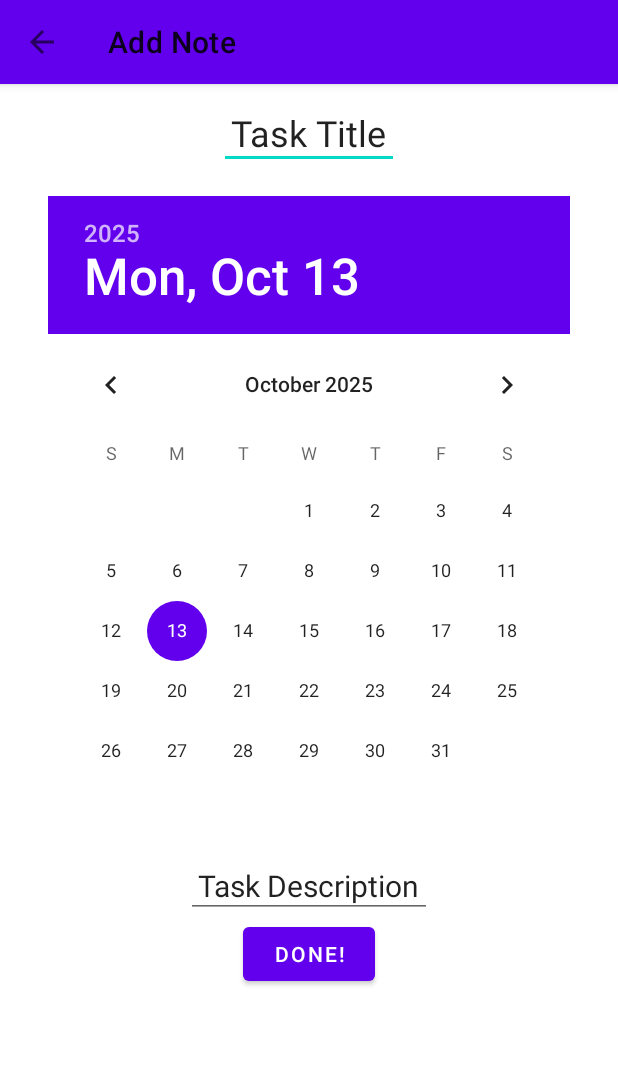
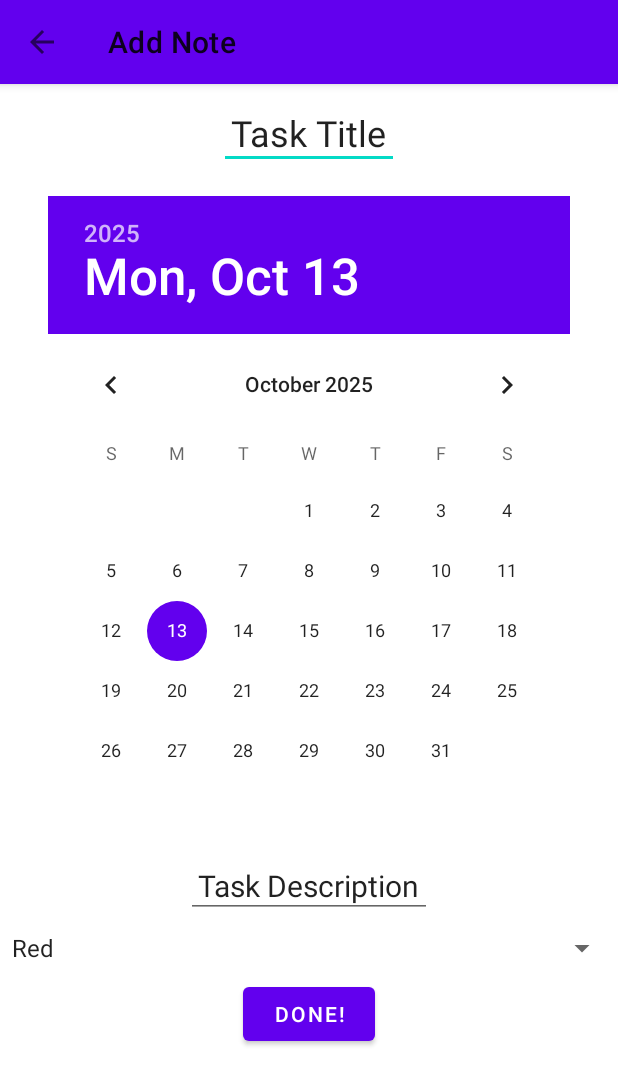
Before and after one commit to Kianmhz/Mobile_Lab, an Android app: the AddNoteActivity screen opened directly, with no data from a screen before it, on a phone screen of 412 x 824 dp. Shown: the top 1085 px of the screen. Run offline under Robolectric (Android 15) with nearby library versions, the phone set to English and light mode, and no system bars.

Commit message:
Added scroll view incase description gets longer, also added spinner for colour and all the other stuff related to that

```diff
--- a/app/src/main/res/layout/activity_add_note.xml
+++ b/app/src/main/res/layout/activity_add_note.xml
@@ -1,6 +1,11 @@
 <?xml version="1.0" encoding="utf-8"?>
-<LinearLayout xmlns:android="http://schemas.android.com/apk/res/android"
+<ScrollView
+    xmlns:android="http://schemas.android.com/apk/res/android"
     xmlns:app="http://schemas.android.com/apk/res-auto"
+    android:layout_width="match_parent"
+    android:layout_height="match_parent"
+    android:fillViewport="true">
+<LinearLayout
     android:orientation="vertical"
     android:layout_width="match_parent"
     android:layout_height="match_parent">
@@ -47,10 +52,22 @@
         android:layout_gravity="center_horizontal"
         android:inputType="textMultiLine"/>
 
+    <Spinner
+        android:id="@+id/taskColour"
+        android:layout_width="match_parent"
+        android:layout_height="wrap_content"
+        android:layout_gravity="center_horizontal"
+        android:layout_marginTop="8dp"
+        android:entries="@array/colour_options_for_add_task"/>
+
+
+
     <Button
         android:id="@+id/addNoteDoneButton"
+        android:layout_marginTop="8dp"
         android:layout_width="wrap_content"
         android:layout_height="wrap_content"
         android:text="Done!"
         android:layout_gravity="center"/>
 </LinearLayout>
+    </ScrollView>
--- a/app/src/main/res/values/strings.xml
+++ b/app/src/main/res/values/strings.xml
@@ -11,4 +11,13 @@
     <string name="app_label">app_label</string>
     <string name="earch_hint">earch_hint</string>
 
+    <string-array name="colour_options_for_add_task">
+        <item>Red</item>
+        <item>Blue</item>
+        <item>Green</item>
+        <item>Yellow</item>
+        <item>Purple</item>
+    </string-array>
+
+
 </resources>
```
Also changed, not shown: app/src/main/java/com/example/todo/AddNoteActivity.kt (+22 -4 lines).
